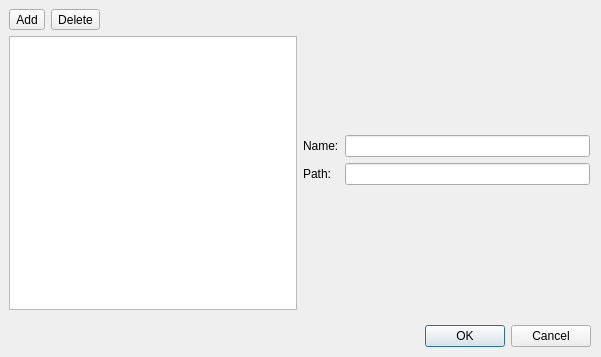
Old version of the form qt-client/library_dialog.ui in the repository Roflincopter/dmp.
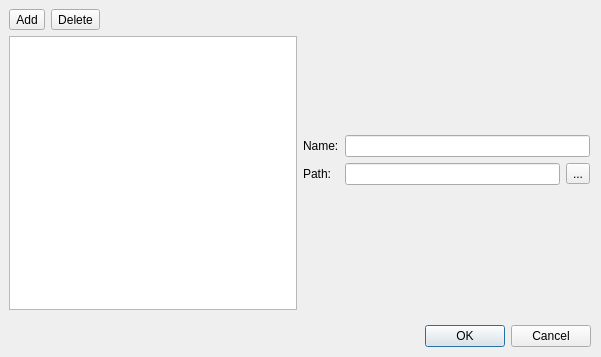
New version of the form.

Commit message: Add folder selection dialog to the Library editor.

The edit to the form file:
```diff
--- a/qt-client/library_dialog.ui
+++ b/qt-client/library_dialog.ui
@@ -101,9 +101,6 @@
           </property>
          </widget>
         </item>
-        <item row="1" column="1">
-         <widget class="QLineEdit" name="PathEdit"/>
-        </item>
         <item row="0" column="0">
          <widget class="QLabel" name="NameLabel">
           <property name="text">
@@ -114,6 +111,20 @@
         <item row="0" column="1">
          <widget class="QLineEdit" name="NameEdit"/>
         </item>
+        <item row="1" column="1">
+         <layout class="QHBoxLayout" name="horizontalLayout_3">
+          <item>
+           <widget class="QLineEdit" name="PathEdit"/>
+          </item>
+          <item>
+           <widget class="QToolButton" name="folderSelectButton">
+            <property name="text">
+             <string>...</string>
+            </property>
+           </widget>
+          </item>
+         </layout>
+        </item>
        </layout>
       </item>
       <item>
```
Left out of the diff: 17 changed lines with no effect on the pictures. The commit also changes 2 other files.
